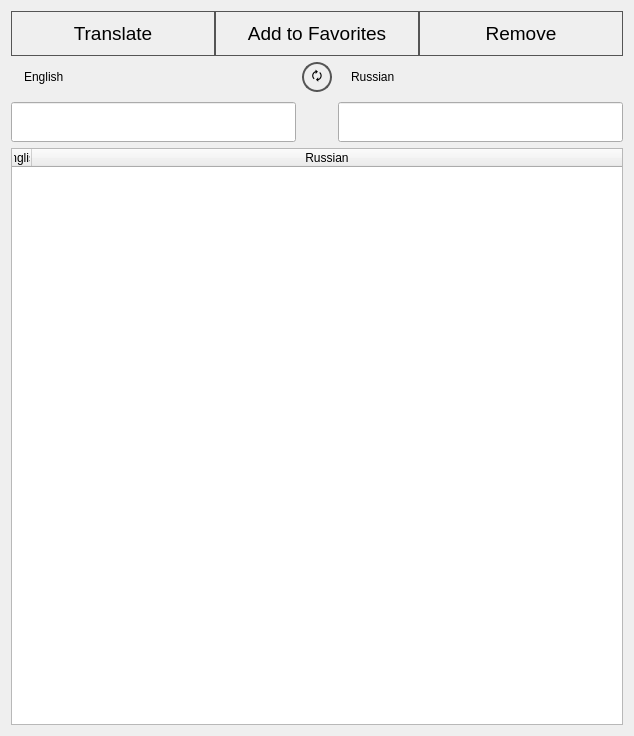
The window that Translate/translateform.ui (gagikpog/TestAndTranslate) describes before a commit, drawn with Qt 5.
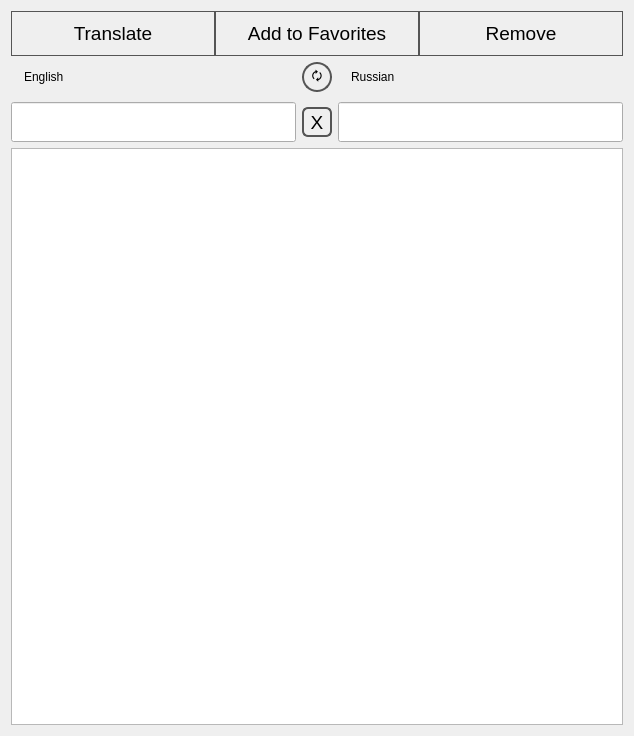
The same window after the commit.

```diff
--- a/Translate/translateform.ui
+++ b/Translate/translateform.ui
@@ -185,6 +185,41 @@
        </property>
       </widget>
      </item>
+     <item row="1" column="1">
+      <widget class="QPushButton" name="btmClear">
+       <property name="maximumSize">
+        <size>
+         <width>30</width>
+         <height>30</height>
+        </size>
+       </property>
+       <property name="font">
+        <font>
+         <pointsize>14</pointsize>
+         <weight>50</weight>
+         <bold>false</bold>
+        </font>
+       </property>
+       <property name="styleSheet">
+        <string notr="true">QPushButton{
+border-radius: 6px;
+border: 2px solid #555
+}
+
+QPushButton:hover{
+	background-color: #ff1111;
+	font-weight: 500;
+}
+QPushButton:pressed{
+	background-color: #ff6666;
+	font-weight: 400;
+}</string>
+       </property>
+       <property name="text">
+        <string>X</string>
+       </property>
+      </widget>
+     </item>
     </layout>
    </item>
    <item>
@@ -195,6 +230,11 @@
        <height>300</height>
       </size>
      </property>
+     <property name="font">
+      <font>
+       <pointsize>12</pointsize>
+      </font>
+     </property>
      <property name="acceptDrops">
       <bool>false</bool>
      </property>
@@ -232,7 +272,7 @@
       <number>0</number>
      </property>
      <attribute name="horizontalHeaderVisible">
-      <bool>true</bool>
+      <bool>false</bool>
      </attribute>
      <attribute name="horizontalHeaderCascadingSectionResizes">
       <bool>false</bool>
```
